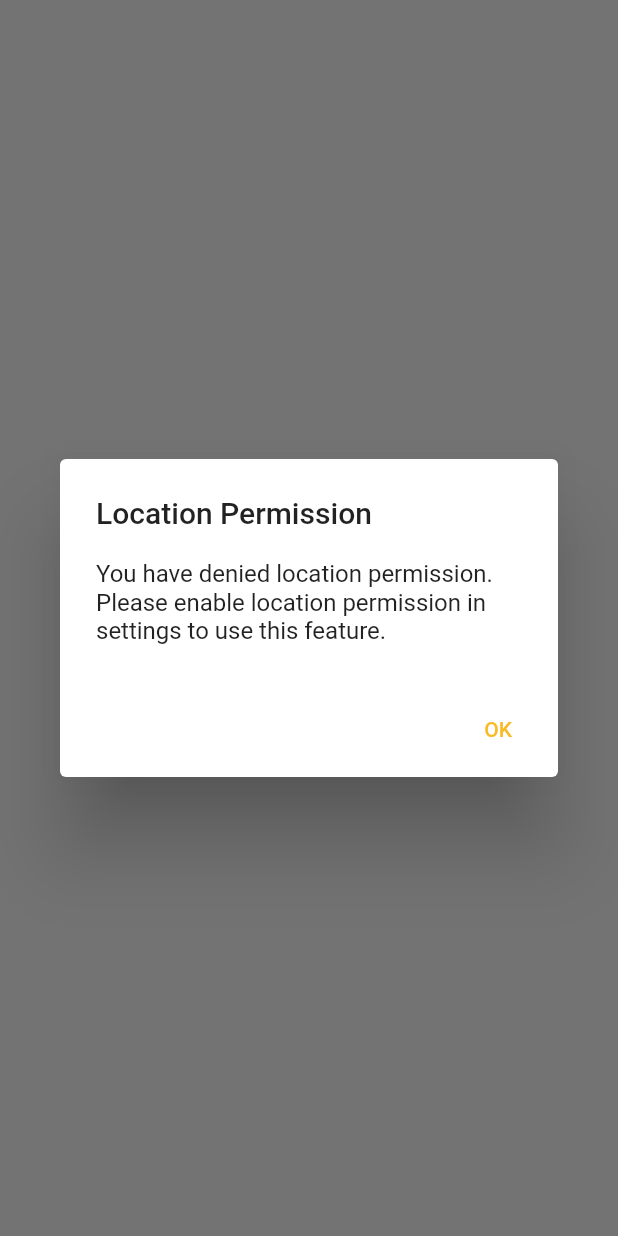
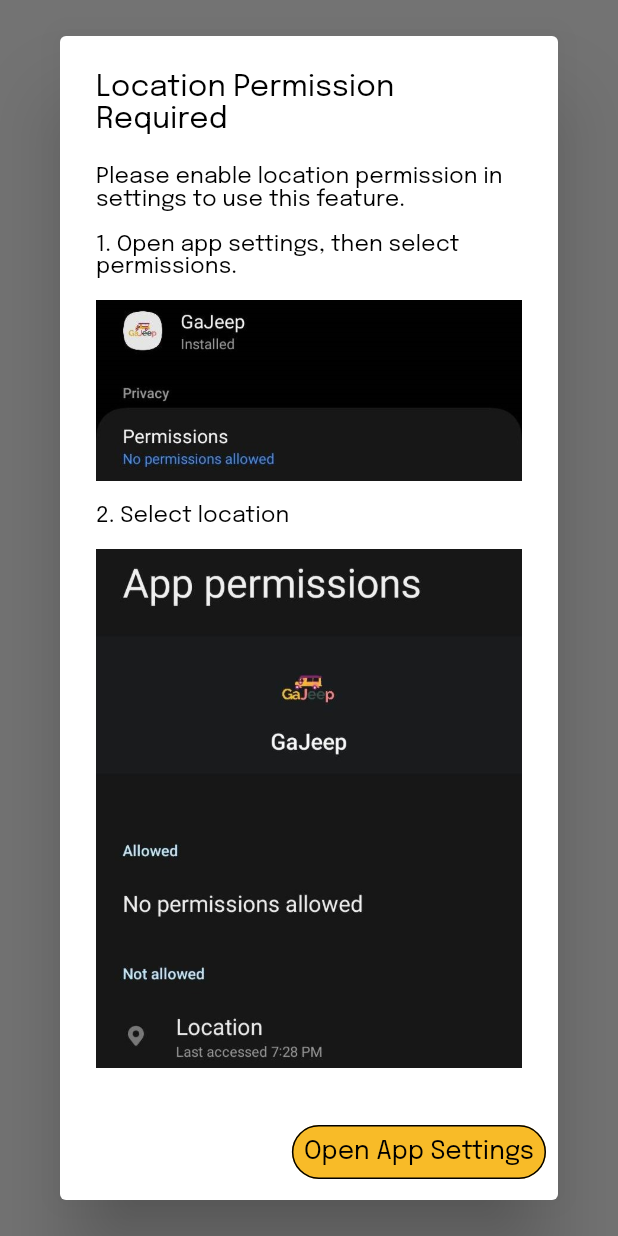
Before and after one commit to seventionee/GaJeep, a Flutter app: what showLocationPermissionDialog() shows on an empty page, opened directly with empty values, on a phone screen of 412 x 824 dp. Run offline on Flutter 3.47's test engine with Material 2 defaults, Android fonts, the phone set to English and light mode, and no system bars; our stand-ins replace cloud_firestore, connectivity_plus, firebase_core, geocoding, geolocator, google_maps_flutter and 1 more; missing offline and left inert: search_map_place_updated; accounts and stored records are empty.

Commit message:
added infographics to locationpermission alert dialog

```diff
--- a/lib/ease_of_use/location_permission.dart
+++ b/lib/ease_of_use/location_permission.dart
@@ -1,5 +1,6 @@
 import 'package:flutter/material.dart';
 import 'package:flutter/services.dart';
+import 'package:flutter_app_1/component/constants.dart';
 import 'package:permission_handler/permission_handler.dart';
 
 Future<void> showLocationPermissionDialog(
@@ -7,16 +8,86 @@ Future<void> showLocationPermissionDialog(
   await showDialog(
     context: context,
     builder: (BuildContext context) => AlertDialog(
-      title: const Text('Location Permission'),
-      content: const Text('You have denied location permission. '
-          'Please enable location permission in settings to use this feature.'),
+      title: const Text(
+        'Location Permission Required',
+        style: TextStyle(
+          fontFamily: 'Epilogue', //font style
+          fontWeight: FontWeight.w400,
+          fontSize: 20.0,
+          color: Colors.black,
+        ),
+      ),
+      content: SingleChildScrollView(
+        child: Column(
+          mainAxisSize: MainAxisSize.min,
+          crossAxisAlignment: CrossAxisAlignment.start,
+          children: <Widget>[
+            const Text(
+              'Please enable location permission in settings to use this feature.\n\n'
+              '1. Open app settings, then select permissions.',
+              style: TextStyle(
+                fontFamily: 'Epilogue', //font style
+                fontWeight: FontWeight.w400,
+                fontSize: 15.0,
+                color: Colors.black,
+              ),
+            ),
+            const SizedBox(height: 15), // add some space
+            Image.asset(
+                'asset/userpermissionimages/LocationPermission1.jpg'), // replace with your image path
+            const SizedBox(height: 15), // add some space
+            const Text(
+              '2. Select location',
+              style: TextStyle(
+                fontFamily: 'Epilogue', //font style
+                fontWeight: FontWeight.w400,
+                fontSize: 15.0,
+                color: Colors.black,
+              ),
+            ),
+            const SizedBox(height: 15), // add some space
+            Image.asset(
+                'asset/userpermissionimages/LocationPermission2.jpg'), // replace with your image path
+            const SizedBox(height: 15), // add some space
+            const Text(
+              '3. Select "Allow only while using the app"',
+              style: TextStyle(
+                fontFamily: 'Epilogue', //font style
+                fontWeight: FontWeight.w400,
+                fontSize: 15.0,
+                color: Colors.black,
+              ),
+            ),
+            const SizedBox(height: 15), // add some space
+            Image.asset(
+                'asset/userpermissionimages/LocationPermission3.jpg'), // replace with your image path
+          ],
+        ),
+      ),
       actions: [
         TextButton(
           onPressed: () async {
             SystemNavigator.pop();
             await openAppSettings();
           },
-          child: const Text('OK'),
+          style: ButtonStyle(
+            backgroundColor: MaterialStateProperty.all<Color>(primaryColor),
+            shape: MaterialStateProperty.all<RoundedRectangleBorder>(
+              RoundedRectangleBorder(
+                borderRadius: BorderRadius.circular(18.0),
+                side: const BorderSide(color: Colors.black),
+              ),
+            ),
+          ),
+          child: const Text(
+            'Open App Settings',
+            style: TextStyle(
+              fontFamily: 'Epilogue', //font style
+              fontWeight: FontWeight.w400,
+              fontSize: 17.0,
+              color: Colors.black,
+            ),
+          ),
         ),
       ],
     ),
--- a/pubspec.yaml
+++ b/pubspec.yaml
@@ -87,6 +87,9 @@ flutter:
     - asset/drawerheadernobackground.png
     - asset/icons/location_pin.svg
     - asset/icons/location.svg
+    - asset/userpermissionimages/LocationPermission1.jpg
+    - asset/userpermissionimages/LocationPermission2.jpg
+    - asset/userpermissionimages/LocationPermission3.jpg
   # To add assets to your application, add an assets section, like this:
   # assets:
   #   - images/a_dot_burr.jpeg
```
Also changed, not shown: asset/userpermissionimages/LocationPermission1.jpg (added), asset/userpermissionimages/LocationPermission2.jpg (added), asset/userpermissionimages/LocationPermission3.jpg (added).
